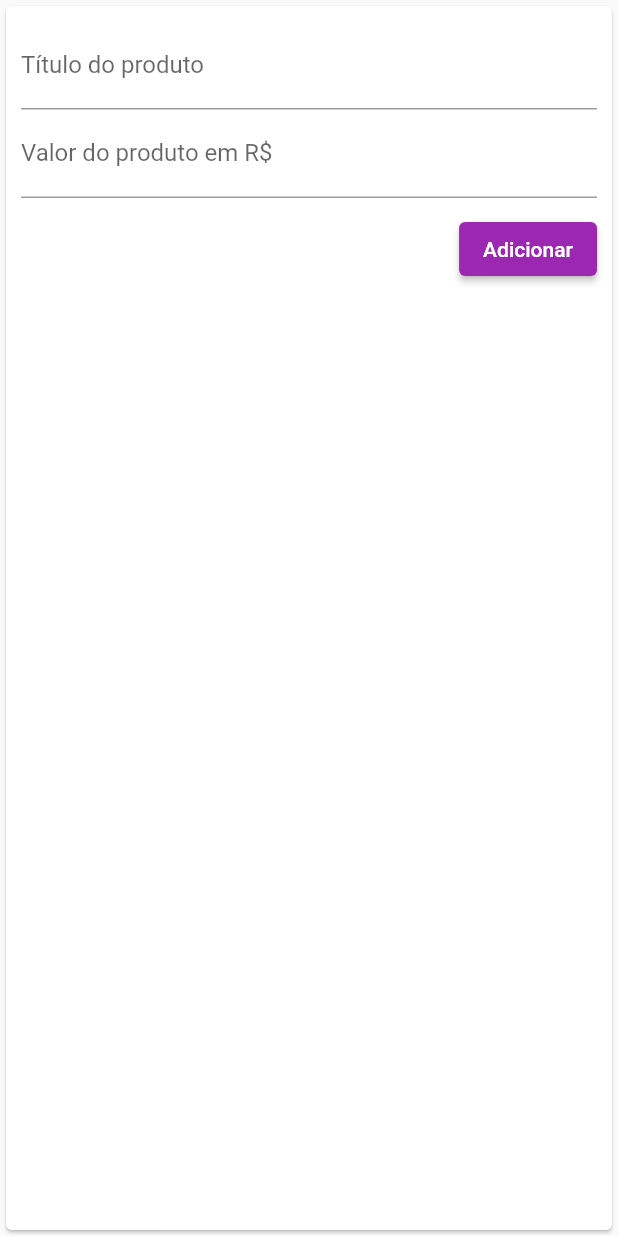
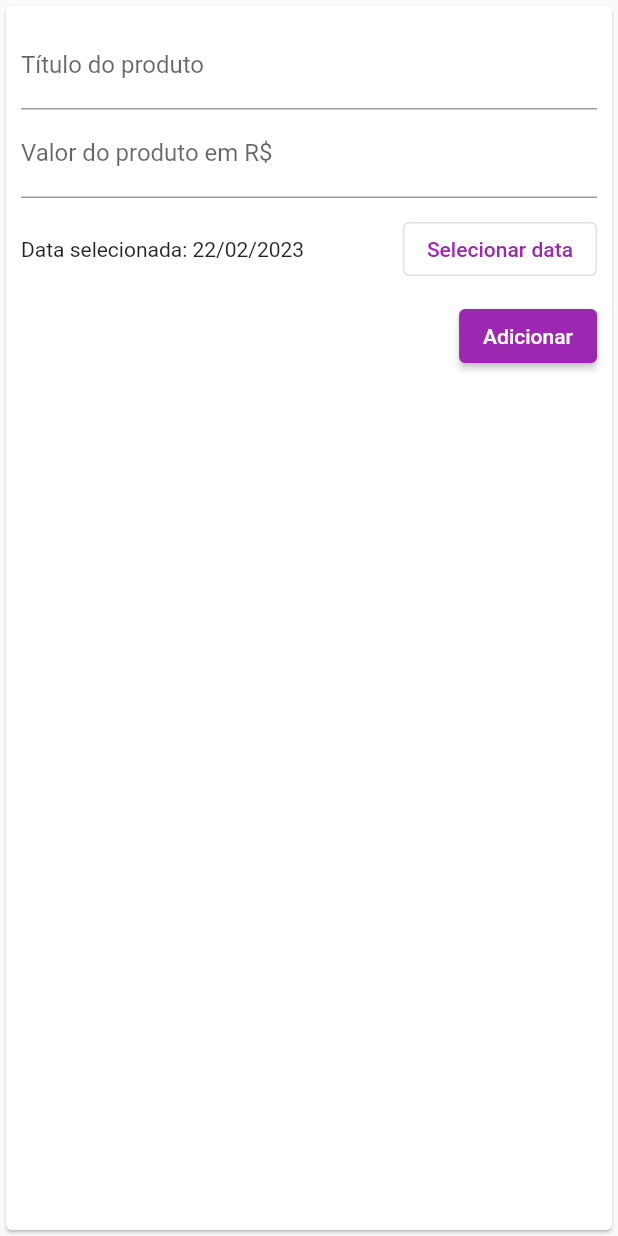
Before and after one commit to sophiecalixto/personal_expenses, a Flutter app: the TransactionForm widget shown alone on an empty page, opened directly with empty values, after a tap on "Adicionar", on a phone screen of 412 x 824 dp. Run offline on Flutter 3.47's test engine with Material 2 defaults, Android fonts, the phone set to English and light mode, and no system bars.

Commit message:
feat: DatePicker

```diff
--- a/lib/components/transaction_form.dart
+++ b/lib/components/transaction_form.dart
@@ -1,7 +1,8 @@
 import 'package:flutter/material.dart';
+import 'package:intl/intl.dart';
 
 class TransactionForm extends StatefulWidget {
-  final void Function(String title, double value) onSubmit;
+  final void Function(String title, double value, DateTime _selectedDate) onSubmit;
 
   const TransactionForm({
     super.key,
@@ -13,19 +14,36 @@ class TransactionForm extends StatefulWidget {
 }
 
 class _TransactionFormState extends State<TransactionForm> {
-  final titleController = TextEditingController();
-
-  final valueController = TextEditingController();
+  final _titleController = TextEditingController();
+  final _valueController = TextEditingController();
+  late DateTime _selectedDate = DateTime.now();
 
   void _submitForm() {
-    final String title = titleController.text;
-    final double value = double.tryParse(valueController.text) ?? 0.0;
+    final String title = _titleController.text;
+    final double value = double.tryParse(_valueController.text) ?? 0.0;
 
     if (title == null || value <= 0) {
       return;
     }
 
-    widget.onSubmit(title, value);
+    widget.onSubmit(title, value, _selectedDate);
+  }
+
+  void _showDatePicker() {
+    showDatePicker(
+      context: context,
+      initialDate: DateTime.now(),
+      firstDate: DateTime(2020),
+      lastDate: DateTime.now(),
+    ).then((pickedDate) {
+      setState(() {
+        if (pickedDate != null) {
+          _selectedDate = pickedDate;
+        }
+
+        return;
+      });
+    });
   }
 
   @override
@@ -37,7 +55,7 @@ class _TransactionFormState extends State<TransactionForm> {
           children: [
             TextField(
               onSubmitted: (_) => _submitForm(),
-              controller: titleController,
+              controller: _titleController,
               decoration: const InputDecoration(
                 labelText: 'Título do produto',
               ),
@@ -45,10 +63,27 @@ class _TransactionFormState extends State<TransactionForm> {
             TextField(
               onSubmitted: (_) => _submitForm(),
               keyboardType: const TextInputType.numberWithOptions(decimal: true),
-              controller: valueController,
+              controller: _valueController,
               decoration: const InputDecoration(
                 labelText: 'Valor do produto em R\$',
               ),
+            ),
+            const SizedBox(
+              height: 10,
+            ),
+            Row(
+              mainAxisAlignment: MainAxisAlignment.spaceBetween,
+              children: [
+                Expanded(
+                  child: Text(
+                    'Data selecionada: ${DateFormat('dd/MM/y').format(_selectedDate)}',
+                  ),
+                ),
+                OutlinedButton(
+                  onPressed: _showDatePicker,
+                  child: const Text('Selecionar data'),
+                ),
+              ],
             ),
             const SizedBox(
               height: 10,
--- a/lib/main.dart
+++ b/lib/main.dart
@@ -74,12 +74,12 @@ class _MyHomePageState extends State<MyHomePage> {
     ).toList();
   }
 
-  void _addTransaction(String title, double value) {
+  void _addTransaction(String title, double value, DateTime date) {
     Transaction newTransaction = Transaction(
       id: Random().nextDouble().toString(),
       title: title,
       value: value,
-      time: DateTime.now(),
+      time: date,
     );
 
     setState(() {
```
